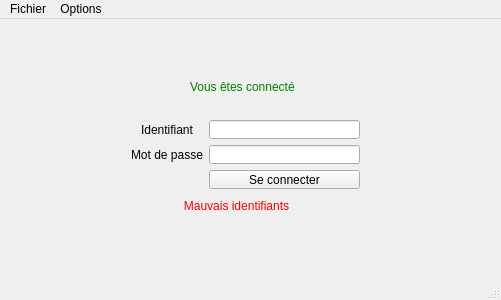
Nokitoo/Nautiljon-Notifier, file app/gui/window.ui: the form before one commit.
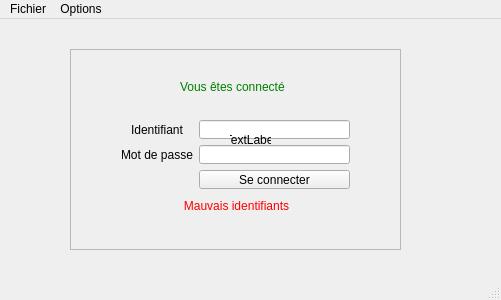
The form after the commit.

Commit message: Add loading spinner

Diff of the .ui file:
```diff
--- a/app/gui/window.ui
+++ b/app/gui/window.ui
@@ -23,11 +23,61 @@
    <property name="styleSheet">
     <string notr="true"/>
    </property>
+   <widget class="QLabel" name="loadingSpinner">
+    <property name="geometry">
+     <rect>
+      <x>230</x>
+      <y>100</y>
+      <width>41</width>
+      <height>41</height>
+     </rect>
+    </property>
+    <property name="text">
+     <string>TextLabel</string>
+    </property>
+    <property name="scaledContents">
+     <bool>true</bool>
+    </property>
+    <property name="alignment">
+     <set>Qt::AlignCenter</set>
+    </property>
+   </widget>
+   <widget class="QFrame" name="formContainer">
+    <property name="geometry">
+     <rect>
+      <x>70</x>
+      <y>30</y>
+      <width>331</width>
+      <height>201</height>
+     </rect>
+    </property>
+    <property name="frameShape">
+     <enum>QFrame::StyledPanel</enum>
+    </property>
+    <property name="frameShadow">
+     <enum>QFrame::Raised</enum>
+    </property>
+    <widget class="QLabel" name="connectSuccess">
+     <property name="geometry">
+      <rect>
+       <x>110</x>
+       <y>30</y>
+       <width>141</width>
+       <height>16</height>
+      </rect>
+     </property>
+     <property name="styleSheet">
+      <string notr="true">QLabel { color : green; }</string>
+     </property>
+     <property name="text">
+      <string>Vous êtes connecté</string>
+     </property>
+    </widget>
    <widget class="QWidget" name="loginForm" native="true">
     <property name="geometry">
      <rect>
-      <x>120</x>
-      <y>90</y>
+       <x>40</x>
+       <y>60</y>
       <width>251</width>
       <height>91</height>
      </rect>
@@ -96,30 +146,14 @@
      </item>
     </layout>
    </widget>
-   <widget class="QLabel" name="connectSuccess">
-    <property name="geometry">
-     <rect>
-      <x>190</x>
-      <y>60</y>
-      <width>141</width>
-      <height>16</height>
-     </rect>
-    </property>
-    <property name="styleSheet">
-     <string notr="true">QLabel { color : green; }</string>
-    </property>
-    <property name="text">
-     <string>Vous êtes connecté</string>
-    </property>
-   </widget>
    <widget class="QLabel" name="connectError">
     <property name="enabled">
      <bool>true</bool>
     </property>
     <property name="geometry">
      <rect>
-      <x>120</x>
-      <y>180</y>
+       <x>50</x>
+       <y>150</y>
       <width>233</width>
       <height>13</height>
      </rect>
@@ -140,6 +174,14 @@
      <set>Qt::AlignCenter</set>
     </property>
    </widget>
+    <zorder>connectSuccess</zorder>
+    <zorder>connectSuccess</zorder>
+    <zorder>loginForm</zorder>
+    <zorder>connectError</zorder>
+   </widget>
+   <zorder>formContainer</zorder>
+   <zorder>loadingSpinner</zorder>
+   <zorder>loginForm</zorder>
   </widget>
   <widget class="QMenuBar" name="menuBar">
    <property name="enabled">
```
Lines whose indentation alone changed are shown as unchanged. The commit also changes 5 other files.
